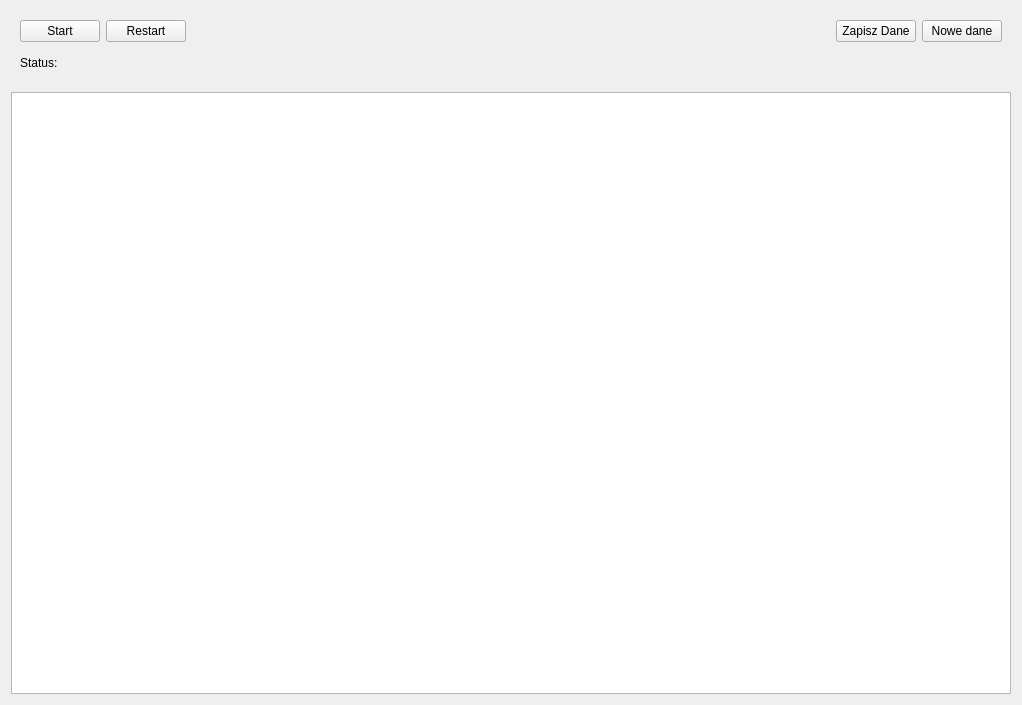
wiacekmarcin/StanowiskoOtwock, file PrzeplywomierzGUI/Aplikacja/mierzonepozycje.ui: the form before one commit.
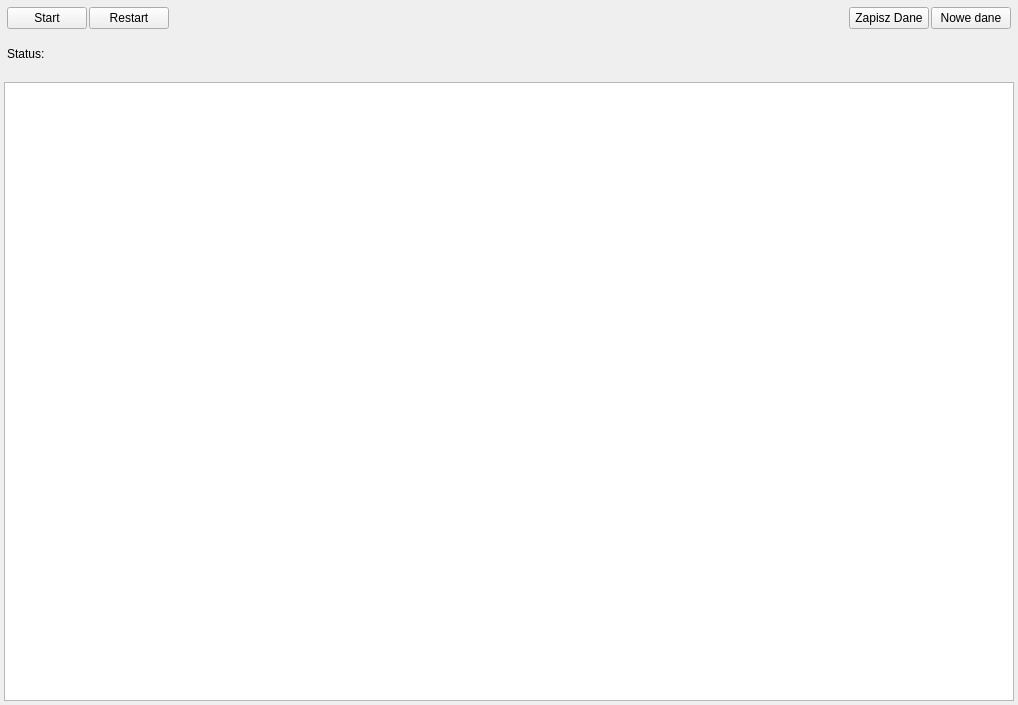
The form after the commit.

```diff
--- a/PrzeplywomierzGUI/Aplikacja/mierzonepozycje.ui
+++ b/PrzeplywomierzGUI/Aplikacja/mierzonepozycje.ui
@@ -14,6 +14,21 @@
    <string>Form</string>
   </property>
   <layout class="QVBoxLayout" name="verticalLayout">
+   <property name="spacing">
+    <number>3</number>
+   </property>
+   <property name="leftMargin">
+    <number>4</number>
+   </property>
+   <property name="topMargin">
+    <number>4</number>
+   </property>
+   <property name="rightMargin">
+    <number>4</number>
+   </property>
+   <property name="bottomMargin">
+    <number>4</number>
+   </property>
    <item>
     <widget class="QWidget" name="widget" native="true">
      <property name="sizePolicy">
@@ -35,11 +50,32 @@
       </size>
      </property>
      <layout class="QGridLayout" name="gridLayout">
+      <property name="leftMargin">
+       <number>3</number>
+      </property>
+      <property name="topMargin">
+       <number>3</number>
+      </property>
+      <property name="rightMargin">
+       <number>3</number>
+      </property>
+      <property name="bottomMargin">
+       <number>3</number>
+      </property>
+      <property name="spacing">
+       <number>2</number>
+      </property>
       <item row="0" column="0">
        <widget class="QPushButton" name="pbStart">
         <property name="text">
          <string>Start</string>
         </property>
+        <property name="iconSize">
+         <size>
+          <width>20</width>
+          <height>20</height>
+         </size>
+        </property>
        </widget>
       </item>
       <item row="0" column="1">
@@ -47,6 +83,12 @@
         <property name="text">
          <string>Restart</string>
         </property>
+        <property name="iconSize">
+         <size>
+          <width>20</width>
+          <height>20</height>
+         </size>
+        </property>
        </widget>
       </item>
       <item row="0" column="2">
@@ -67,6 +109,12 @@
         <property name="text">
          <string>Nowe dane</string>
         </property>
+        <property name="iconSize">
+         <size>
+          <width>20</width>
+          <height>20</height>
+         </size>
+        </property>
        </widget>
       </item>
       <item row="0" column="3">
@@ -74,6 +122,12 @@
         <property name="text">
          <string>Zapisz Dane</string>
         </property>
+        <property name="iconSize">
+         <size>
+          <width>20</width>
+          <height>20</height>
+         </size>
+        </property>
        </widget>
       </item>
       <item row="1" column="0">
```
